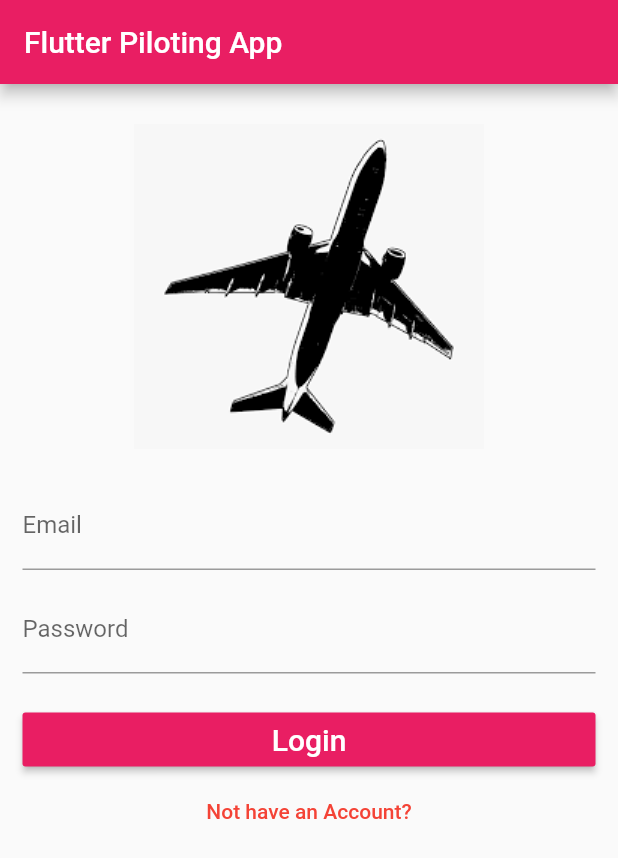
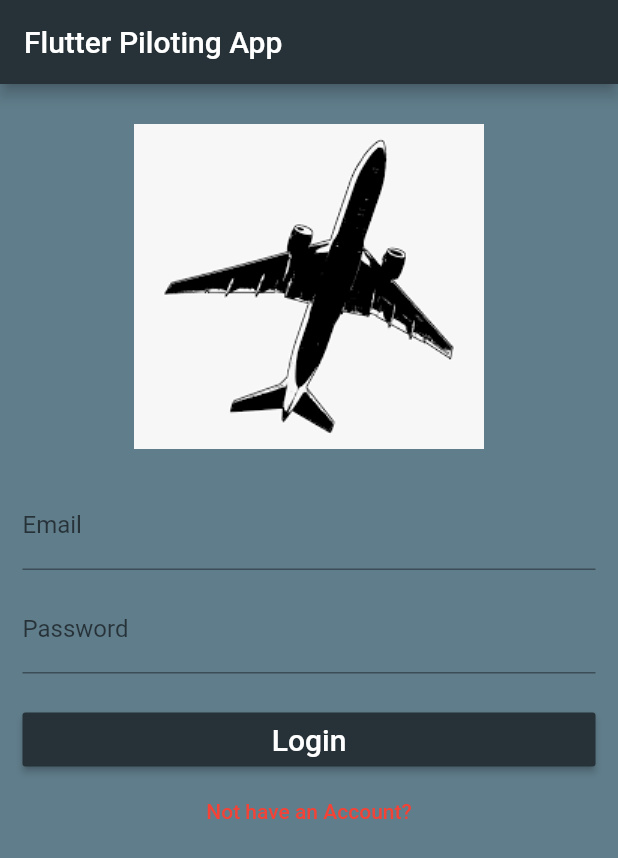
Before and after one commit to Sandaru-Imal/Learn_Piloting_App, a Flutter app: the screen it shows after launch, on a phone screen of 412 x 824 dp. Shown: the top 858 px of the screen. Run offline on Flutter 3.47's test engine with Material 2 defaults, Android fonts, the phone set to English and light mode, and no system bars; our stand-ins replace firebase_auth; accounts and stored records are empty.

Commit message:
Updated working login and registration

```diff
--- a/lib/HomePage.dart
+++ b/lib/HomePage.dart
@@ -36,6 +36,7 @@ class _HomePageState extends State<HomePage>{
    return new Scaffold(
      appBar: new AppBar(
        title: new Text("Home"),
+       backgroundColor: Colors.blueGrey[900],
 
      ),
 
@@ -44,7 +45,7 @@ class _HomePageState extends State<HomePage>{
      ),
 
      bottomNavigationBar: new BottomAppBar(
-       color: Colors.pink,
+       color: Colors.blueGrey[900],
 
        child: new Container(
          margin: const EdgeInsets.only(left:70.0, right:70.0),
--- a/lib/LoginRegisterPage.dart
+++ b/lib/LoginRegisterPage.dart
@@ -81,8 +81,10 @@ class _LoginRegisterState extends State<LoginRegisterPage>{
   @override
   Widget build(BuildContext context) {
     return new Scaffold(
+      backgroundColor: Colors.blueGrey,
       appBar: new AppBar(
         title: new Text("Flutter Piloting App"),
+        backgroundColor: Colors.blueGrey[900],
       ),
 
       body: new Container(
@@ -161,7 +163,8 @@ class _LoginRegisterState extends State<LoginRegisterPage>{
     new RaisedButton(
       child: new Text("Login", style: new TextStyle(fontSize: 20.0)),
       textColor: Colors.white,
-      color: Colors.pink,
+      color: Colors.blueGrey[900],
+
 
       onPressed: validateAndSubmit,
       ),
@@ -180,7 +183,7 @@ class _LoginRegisterState extends State<LoginRegisterPage>{
     new RaisedButton(
       child: new Text("Create Account", style: new TextStyle(fontSize: 20.0)),
       textColor: Colors.white,
-      color: Colors.pink,
+      color: Colors.blueGrey[900],
 
       onPressed: validateAndSubmit,
       ),
```
Also changed, not shown: lib/Authentication.dart (+9 -6 lines).
